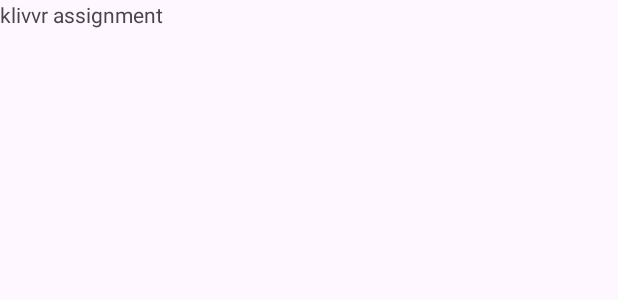
After one commit to islamelhady/KlivvrAssignment, an Android app: the layout fragment_city.xml on its own in the app's theme, with its tools: preview values and no code run, on a phone screen of 412 x 824 dp. The commit adds this screen. Shown: the top 300 px of the screen. Run offline under Robolectric (Android 15) with nearby library versions, the phone set to English and light mode, and no system bars.

Commit message:
add city fragment

```diff
--- a/app/build.gradle.kts
+++ b/app/build.gradle.kts
@@ -50,8 +50,10 @@ dependencies {
     implementation(libs.androidx.lifecycle.livedata.ktx)
     implementation(libs.androidx.lifecycle.viewmodel.ktx)
     implementation(libs.androidx.fragment.ktx)
+    implementation(libs.androidx.navigation.fragment)
+    implementation(libs.navigation.ui.ktx)
 
-    // hilt
+    // Hilt
     implementation(libs.hilt.android)
     kapt(libs.hilt.compiler)
 
--- a/app/src/main/java/com/elhady/klivvr/data/data_source/CitiesDataSourceImp.kt
+++ b/app/src/main/java/com/elhady/klivvr/data/data_source/CitiesDataSourceImp.kt
@@ -27,7 +27,7 @@ class CitiesDataSourceImp @Inject constructor(private val context: Context) : Ci
         return try {
             val jsonString = context.resources.openRawResource(R.raw.cities).bufferedReader().readText()
             val json = Json { ignoreUnknownKeys = true }
-            Log.e(TAG, "json: $jsonString")
+            Log.e(TAG, "json: ${jsonString.length}")
             return json.decodeFromString<List<CityDto>>(jsonString)
         } catch (e: Exception) {
             Log.e(TAG, "Error loading cities", e)
--- a/app/src/main/java/com/elhady/klivvr/data/model/CityDto.kt
+++ b/app/src/main/java/com/elhady/klivvr/data/model/CityDto.kt
@@ -1,8 +1,9 @@
 package com.elhady.klivvr.data.model
 
 import com.elhady.klivvr.domain.model.City
+import kotlinx.serialization.Serializable
 
-
+@Serializable
 data class CityDto(
     val country: String,
     val name: String,
--- a/app/src/main/java/com/elhady/klivvr/data/model/CoordinatesDto.kt
+++ b/app/src/main/java/com/elhady/klivvr/data/model/CoordinatesDto.kt
@@ -1,7 +1,9 @@
 package com.elhady.klivvr.data.model
 
 import com.elhady.klivvr.domain.model.Coordinates
+import kotlinx.serialization.Serializable
 
+@Serializable
 data class CoordinatesDto(
     val lat: Double,
     val lon: Double
--- /dev/null
+++ b/app/src/main/res/layout/fragment_city.xml
@@ -0,0 +1,26 @@
+<?xml version="1.0" encoding="utf-8"?>
+<layout xmlns:android="http://schemas.android.com/apk/res/android"
+    xmlns:app="http://schemas.android.com/apk/res-auto"
+    xmlns:tools="http://schemas.android.com/tools">
+
+    <data>
+        <variable
+            name="viewModel"
+            type="com.elhady.klivvr.ui.CityViewModel" />
+    </data>
+
+    <androidx.constraintlayout.widget.ConstraintLayout
+        android:layout_width="match_parent"
+        android:layout_height="match_parent"
+        tools:context=".ui.CityFragment">
+
+        <TextView
+            android:layout_width="match_parent"
+            android:layout_height="match_parent"
+            android:text="@string/app_name"
+            app:layout_constraintEnd_toEndOf="parent"
+            app:layout_constraintStart_toStartOf="parent"
+            app:layout_constraintTop_toTopOf="parent" />
+
+    </androidx.constraintlayout.widget.ConstraintLayout>
+</layout>
```
Also changed, not shown: app/src/main/java/com/elhady/klivvr/data/repository/CitiesRepositoryImp.kt (+8 -1 lines), app/src/main/java/com/elhady/klivvr/ui/CityFragment.kt (added, +29 -0 lines), app/src/main/java/com/elhady/klivvr/ui/CityViewModel.kt (added, +28 -0 lines), app/src/main/res/layout/activity_main.xml (+7 -4 lines), app/src/main/res/navigation/navigation.xml (added, +13 -0 lines), gradle/libs.versions.toml (+5 -2 lines).
